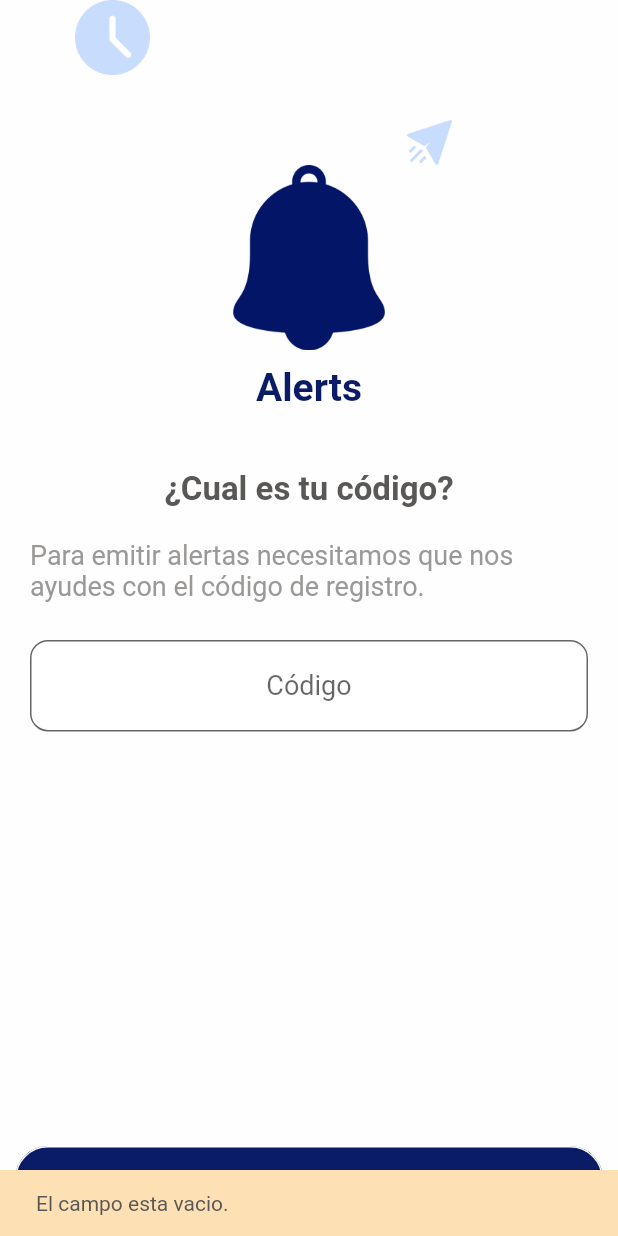
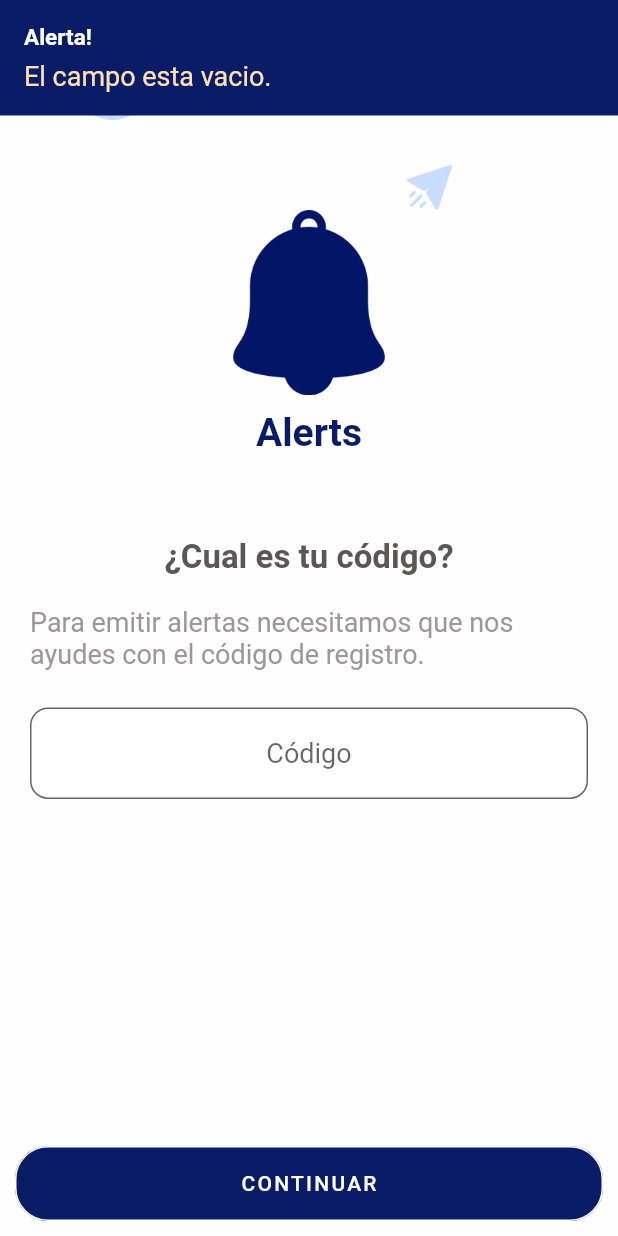
Before and after one commit to jackdaliss/garita, a Flutter app: the Register1 screen opened directly, after a tap on "CONTINUAR", on a phone screen of 412 x 824 dp. Run offline on Flutter 3.47's test engine with Material 2 defaults, Android fonts, the phone set to English and light mode, and no system bars; our stand-ins replace cloud_firestore, data_connection_checker, flushbar, progress_dialog, rflutter_alert, shared_preferences; accounts and stored records are empty; Roboto replaces fonts that are missing (ShadowsIntoLightTwo).

Commit message:
Se realizaron las modificaciones del Issue #6, adicionalmente se agrego un archivo llamado methods.dart, el cual servira para alojar ciertos metodos de uso general de la aplicacion

```diff
--- a/lib/screens/listCodes.dart
+++ b/lib/screens/listCodes.dart
@@ -1,5 +1,6 @@
 import 'package:cloud_firestore/cloud_firestore.dart';
 import 'package:flutter/material.dart';
+import 'package:flutter/services.dart';
 import 'package:garita/models/garita.dart';
 import 'package:rflutter_alert/rflutter_alert.dart';
 import 'package:garita/library/variables_globales.dart' as global;
@@ -71,7 +72,10 @@ class _ListCodesState extends State<ListCodes> {
         Container(
           margin: EdgeInsets.all(5.0),
           child: TextField(
-
+            keyboardType: TextInputType.number,
+            inputFormatters: <TextInputFormatter>[
+                        WhitelistingTextInputFormatter.digitsOnly
+                      ],
             controller: _controller,
             decoration: InputDecoration(
 
--- a/lib/screens/register1.dart
+++ b/lib/screens/register1.dart
@@ -1,9 +1,11 @@
 import 'package:cloud_firestore/cloud_firestore.dart';
+import 'package:flushbar/flushbar.dart';
 import 'package:flutter/material.dart';
 import 'package:flutter/services.dart';
 import 'package:garita/models/garita.dart';
 import 'package:garita/screens/register2.dart';
 import 'package:garita/utils/cloudStoreDB.dart';
+import 'package:garita/utils/methos.dart';
 import 'package:progress_dialog/progress_dialog.dart';
 import 'package:garita/library/variables_globales.dart' as global;
 
@@ -36,7 +38,10 @@ class _Register1State extends State<Register1> {
         return new Future(() => false);
       },
       child: Scaffold(
-        resizeToAvoidBottomPadding: false,
+        /*resizeToAvoidBottomPadding: true, Hace que la pantalla se mueva hacia arriba y
+        aparexca en ese espacio el teclado, permitiendo
+        asi que el teclado no obstruya los objetos*/
+        resizeToAvoidBottomPadding: true,
         /*appBar: AppBar(
           elevation: 0.0,
           backgroundColor: MyColors.white_grey,
@@ -55,13 +60,16 @@ class _Register1State extends State<Register1> {
           child: SingleChildScrollView(
             child: Column(
               children: <Widget>[
+                SizedBox(
+                  height: 30.0,
+                ),
                 Row(
                   mainAxisAlignment: MainAxisAlignment.start,
                   children: <Widget>[
                     Container(
                       child: Container(
                         width: 50.0,
-                        //height: 10.0,
+                        height: 20.0,
                         child: SizedBox(
                           width: 20.0,
                         ),
@@ -115,7 +123,7 @@ class _Register1State extends State<Register1> {
                   ),
                 ),
                 SizedBox(
-                  height: 40.0,
+                  height: 55.0,
                 ),
                 Text(
                   '¿Cual es tu código?',
@@ -385,9 +393,13 @@ class _Register1State extends State<Register1> {
     );
   }
 
+
+
   _verificarRegistro(context) async {
-    pr = new ProgressDialog(context,
-        type: ProgressDialogType.Normal, isDismissible: true, showLogs: false);
+    pr =Methods.getPopUp(context);
+
+
+
     await pr.show();
     try {
       if (myController.text.length > 0) {
@@ -420,17 +432,17 @@ class _Register1State extends State<Register1> {
                 _continuar(context);
               } else {
                 pr.hide();
-                _mostrarMensaje('El codigo ya esta siendo usado.', context);
+                _showMessage('El codigo ya esta siendo usado.', context);
               }
             } else {
               pr.hide();
-              _mostrarMensaje('El código no existe.', context);
+              _showMessage('El código no existe.', context);
             }
           },
         );
       } else {
         pr.hide();
-        _mostrarMensaje('El campo esta vacio.', context);
+        _showMessage('El campo esta vacio.', context);
       }
     } catch (e) {
       pr.hide();
@@ -438,25 +450,15 @@ class _Register1State extends State<Register1> {
     }
   }
 
-  _mostrarMensaje(String _mensaje, context) {
-    setState(
-      () {
-        global.mensaje = _mensaje;
-        mostrarMensaje = true;
-      },
-    );
 
-    Scaffold.of(context).showSnackBar(
-      SnackBar(
-        backgroundColor: MyColors.moccasin,
-        content: Text(
-          (global.mensaje != null) ? global.mensaje : '',
-          style: TextStyle(color: MyColors.grey30),
-        ),
-        duration: Duration(seconds: 3),
-      ),
-    );
+  _showMessage(String _mensaje, context) {
+    setState(() {
+      global.mensaje = _mensaje;
+      mostrarMensaje = true;
+    });
+    return Methods.getMessage(_mensaje, context);
   }
+
 
   _error() {
     setState(
@@ -472,4 +474,9 @@ class _Register1State extends State<Register1> {
       MaterialPageRoute(builder: (context) => Register2()),
     );
   }
+
+
+
+
+
 }
--- a/lib/screens/register2.dart
+++ b/lib/screens/register2.dart
@@ -12,7 +12,7 @@ class Register2 extends StatelessWidget {
   @override
   Widget build(BuildContext context) {
     return WillPopScope(
-      onWillPop: () {
+    onWillPop:  () {
         return new Future(() => false);
       },
       child: MaterialApp(
@@ -35,6 +35,9 @@ class Register2 extends StatelessWidget {
     return Column(
       crossAxisAlignment: CrossAxisAlignment.stretch,
       children: <Widget>[
+        SizedBox(
+              height: 30.0,
+            ),
         Row(
           mainAxisAlignment: MainAxisAlignment.start,
           children: <Widget>[
--- /dev/null
+++ b/lib/utils/methos.dart
@@ -0,0 +1,50 @@
+import 'package:flushbar/flushbar.dart';
+import 'package:flutter/material.dart';
+import 'package:garita/models/garita.dart';
+import 'package:progress_dialog/progress_dialog.dart';
+
+class Methods {
+
+  //POPUP DE ESPERA
+  static getPopUp(context) {
+    ProgressDialog p = new ProgressDialog(context,
+        type: ProgressDialogType.Normal, isDismissible: true, showLogs: false);
+
+    p.style(
+//      message: 'Downloading file...',
+      message: 'Espere por favor...',
+      borderRadius: 10.0,
+      backgroundColor: Colors.white,
+      elevation: 10.0,
+      insetAnimCurve: Curves.easeInOut,
+      progress: 0.0,
+      //progressWidgetAlignment: Alignment.center,
+      maxProgress: 100.0,
+      progressTextStyle: TextStyle(
+          color: Colors.black, fontSize: 13.0, fontWeight: FontWeight.w400),
+      messageTextStyle: TextStyle(
+          color: Colors.black, fontSize: 19.0, fontWeight: FontWeight.w600),
+    );
+
+    return p;
+  }
+
+
+  static getMessage(String _mensaje, context) {
+    return Flushbar(
+      flushbarPosition: FlushbarPosition.TOP,
+      flushbarStyle: FlushbarStyle.GROUNDED,
+      title: "Alerta!",
+      messageText: Text(
+        _mensaje,
+        style: TextStyle(
+            fontSize: 18.0,
+            color: MyColors.moccasin,
+            fontFamily: "ShadowsIntoLightTwo"),
+      ),
+      backgroundColor: MyColors.sapphire,
+      duration: Duration(seconds: 3),
+    )..show(context);
+  }
+
+}
```
Also changed, not shown: lib/screens/noConnection.dart (+5 -19 lines), lib/screens/start.dart (+6 -1 lines).
